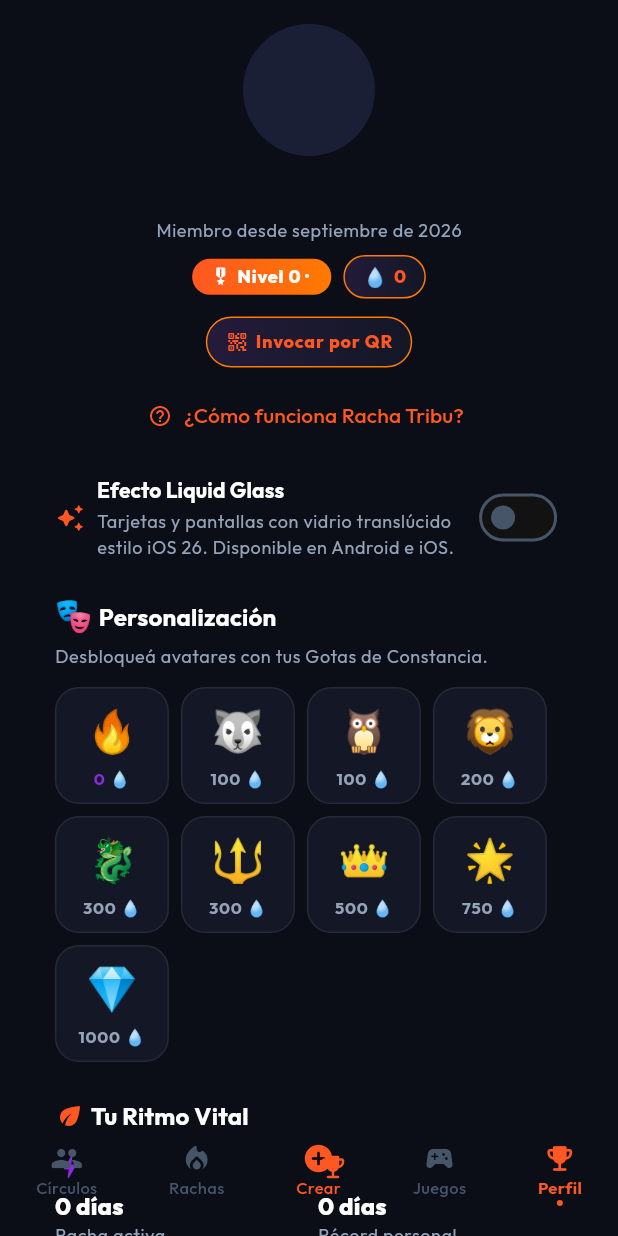
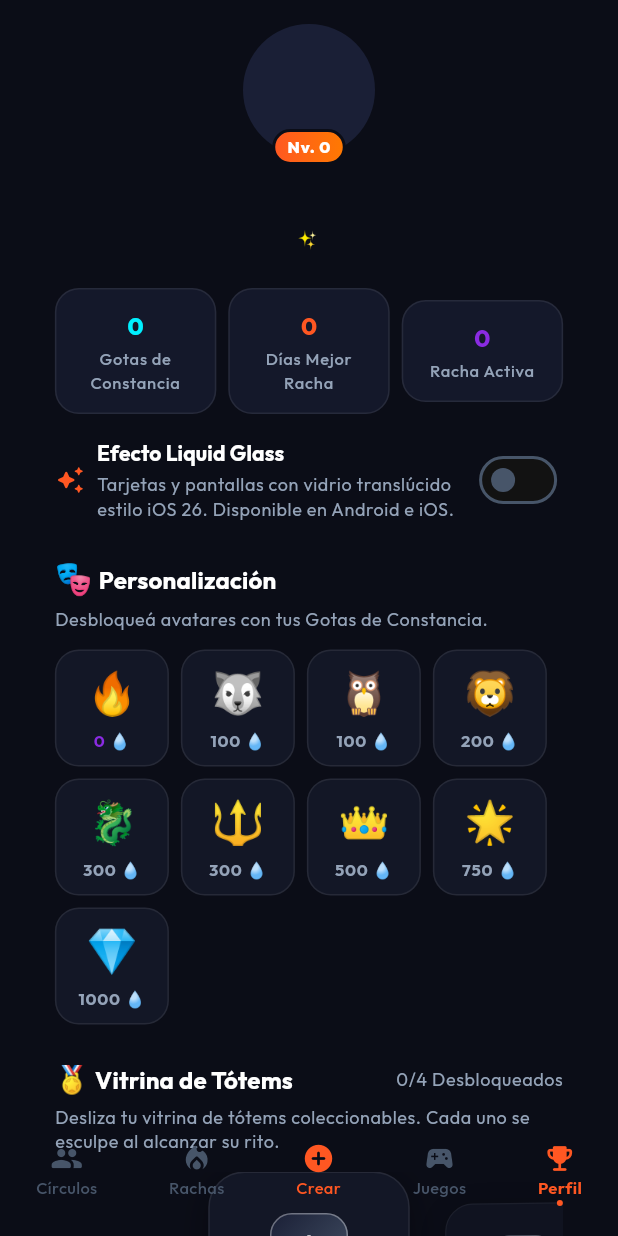
Before and after one commit to GrullonDev/ed_tech, a Flutter app: the ProfilePage screen opened directly with empty values, on a phone screen of 412 x 824 dp. Run offline on Flutter 3.47's test engine with Material 3 defaults, Android fonts, the phone set to English and light mode, and no system bars; our stand-ins replace audioplayers, cloud_firestore, cloud_functions, confetti, firebase_analytics, firebase_auth and 11 more; missing offline and left inert: firebase_performance, liquid_glass_widgets, mobile_scanner; accounts and stored records are empty.

Commit message:
feat(design): reconstruir Perfil según la mockup de Stitch
Última pantalla del rediseño de Stitch (Inicio, Rachas y Juegos ya
hechas). Perfil ya tenía casi todo lo que pide la mockup implementado
con otro nombre — esta pantalla fue sobre todo reordenar/renombrar,
no crear widgets nuevos:

- Header: avatar con badge de nivel superpuesto, título de progresión
  (userLevelTitle, real) como badge propio, badge de tribu con el
  nombre del primer círculo real, y 3 stat boxes (Gotas de
  Constancia, Días Mejor Racha, Racha Activa) en vez de las 4 tiles
  reaprtidas en dos filas de antes.
- "Tótems de Maestría" → "Vitrina de Tótems" con contador real
  "X/4 Desbloqueados" (_unlockedTotemsCount replica las mismas 4
  condiciones que ya usaba _TotemShowcaseState, sin duplicar los
  datos de cada tótem).
- "Mapa de Presencia" → "Piel de Tótem", con el % de cumplimiento
  mensual real como badge en el header en vez de una tile aparte.
- "Gestión de Guerrero": los dos botones sueltos del header
  (Invocar por QR, cómo funciona) pasan a ser esta lista con
  chevron, mismo criterio de la mockup — sin agregar "Editar Avatar"
  ni "Ajustes de Notificación" ni "Cerrar sesión" porque no hay
  pantalla/acción real detrás de ninguno de los tres hoy.

_StatTile y _ProfileLevelPill quedaron sin uso tras el reemplazo y se
eliminaron.

```diff
--- a/lib/features/page/profile.dart
+++ b/lib/features/page/profile.dart
@@ -203,90 +203,131 @@ class ProfilePage extends StatelessWidget {
                   Center(
                     child: Column(
                       children: [
-                        CircleAvatar(
-                          radius: 44,
-                          backgroundColor: AppColors.surfaceContainer,
-                          child: Text(
-                            selectedAvatarEmoji,
-                            style: const TextStyle(fontSize: 40),
-                          ),
+                        Stack(
+                          clipBehavior: Clip.none,
+                          children: [
+                            CircleAvatar(
+                              radius: 44,
+                              backgroundColor: AppColors.surfaceContainer,
+                              child: Text(
+                                selectedAvatarEmoji,
+                                style: const TextStyle(fontSize: 40),
+                              ),
+                            ),
+                            Positioned(
+                              bottom: -6,
+                              left: 0,
+                              right: 0,
+                              child: Center(
+                                child: Container(
+                                  padding: const EdgeInsets.symmetric(
+                                    horizontal: AppSpacing.sm,
+                                    vertical: 2,
+                                  ),
+                                  decoration: BoxDecoration(
+                                    gradient: const LinearGradient(
+                                      colors: [
+                                        AppColors.primary,
+                                        AppColors.primaryContainer,
+                                      ],
+                                    ),
+                                    borderRadius: BorderRadius.circular(
+                                      AppRadius.pill,
+                                    ),
+                                    border: Border.all(
+                                      color: AppColors.background,
+                                      width: 2,
+                                    ),
+                                  ),
+                                  child: Text(
+                                    'Nv. $userLevel',
+                                    style: textTheme.labelSmall?.copyWith(
+                                      color: Colors.white,
+                                      fontWeight: FontWeight.w800,
+                                    ),
+                                  ),
+                                ),
+                              ),
+                            ),
+                          ],
                         ),
-                        const SizedBox(height: AppSpacing.md),
+                        const SizedBox(height: AppSpacing.lg),
                         Text(
                           username,
                           style: textTheme.titleLarge?.copyWith(
                             fontWeight: FontWeight.w800,
                           ),
                         ),
-                        const SizedBox(height: 2),
+                        const SizedBox(height: 4),
                         Text(
-                          _memberSinceLabel(memberSince),
-                          style: textTheme.bodySmall?.copyWith(
-                            color: AppColors.onSurfaceVariant,
+                          '✨ ${userLevelTitle.toUpperCase()}',
+                          style: textTheme.labelMedium?.copyWith(
+                            color: AppColors.secondary,
+                            fontWeight: FontWeight.w800,
+                            letterSpacing: 0.04,
                           ),
                         ),
                         const SizedBox(height: AppSpacing.sm),
-                        Row(
-                          mainAxisSize: MainAxisSize.min,
-                          children: [
-                            _ProfileLevelPill(
-                              level: userLevel,
-                              title: userLevelTitle,
-                            ),
-                            const SizedBox(width: AppSpacing.sm),
-                            ConstancyDropsPill(drops: constancyDrops),
-                          ],
-                        ),
-                        const SizedBox(height: AppSpacing.md),
-                        GamePressable(
-                          onTap: onOpenQrSummon,
-                          child: Container(
+                        if (circles.isNotEmpty)
+                          Container(
                             padding: const EdgeInsets.symmetric(
                               horizontal: AppSpacing.md,
-                              vertical: AppSpacing.sm,
+                              vertical: AppSpacing.xs,
                             ),
                             decoration: BoxDecoration(
-                              gradient: const LinearGradient(
-                                colors: [
-                                  AppColors.lavenderContainer,
-                                  AppColors.surface,
-                                ],
-                              ),
+                              color: AppColors.surfaceContainer,
                               borderRadius: BorderRadius.circular(
                                 AppRadius.pill,
                               ),
                               border: Border.all(
-                                color: AppColors.primaryContainer,
+                                color: AppColors.outlineWhisper,
                               ),
                             ),
                             child: Row(
                               mainAxisSize: MainAxisSize.min,
                               children: [
                                 const Icon(
-                                  Icons.qr_code_2_rounded,
-                                  size: 16,
-                                  color: AppColors.primary,
+                                  Icons.shield_rounded,
+                                  size: 14,
+                                  color: AppColors.tertiary,
                                 ),
                                 const SizedBox(width: AppSpacing.xs),
                                 Text(
-                                  'Invocar por QR',
+                                  'Tribu ${circles.first.name} ✓',
                                   style: textTheme.labelMedium?.copyWith(
-                                    color: AppColors.primary,
-                                    fontWeight: FontWeight.w800,
+                                    fontWeight: FontWeight.w700,
                                   ),
                                 ),
                               ],
                             ),
                           ),
-                        ),
-                        const SizedBox(height: AppSpacing.sm),
-                        TextButton.icon(
-                          onPressed: onOpenGameTour,
-                          icon: const Icon(
-                            Icons.help_outline_rounded,
-                            size: 16,
-                          ),
-                          label: const Text('¿Cómo funciona Racha Tribu?'),
+                        const SizedBox(height: AppSpacing.lg),
+                        Row(
+                          children: [
+                            Expanded(
+                              child: _StatBox(
+                                value: '$constancyDrops',
+                                label: 'Gotas de Constancia',
+                                color: AppColors.tertiary,
+                              ),
+                            ),
+                            const SizedBox(width: AppSpacing.sm),
+                            Expanded(
+                              child: _StatBox(
+                                value: '$recordStreakDays',
+                                label: 'Días Mejor Racha',
+                                color: AppColors.primary,
+                              ),
+                            ),
+                            const SizedBox(width: AppSpacing.sm),
+                            Expanded(
+                              child: _StatBox(
+                                value: '$overallStreakDays',
+                                label: 'Racha Activa',
+                                color: AppColors.secondary,
+                              ),
+                            ),
+                          ],
                         ),
                       ],
                     ),
@@ -346,115 +387,24 @@ class ProfilePage extends StatelessWidget {
                   const SizedBox(height: AppSpacing.xl2),
                   Row(
                     children: [
-                      const Icon(
-                        Icons.eco_rounded,
-                        color: AppColors.primary,
-                        size: 20,
-                      ),
-                      const SizedBox(width: AppSpacing.xs),
-                      Text(
-                        'Tu Ritmo Vital',
-                        style: textTheme.titleMedium?.copyWith(
-                          fontWeight: FontWeight.w700,
-                        ),
-                      ),
-                    ],
-                  ),
-                  const SizedBox(height: AppSpacing.md),
-                  Row(
-                    children: [
-                      Expanded(
-                        child: _StatTile(
-                          icon: Icons.bolt_rounded,
-                          color: AppColors.secondary,
-                          value: '$overallStreakDays días',
-                          label: 'Racha activa',
-                        ),
-                      ),
-                      const SizedBox(width: AppSpacing.md),
-                      Expanded(
-                        child: _StatTile(
-                          icon: Icons.emoji_events_rounded,
-                          color: AppColors.primary,
-                          value: '$recordStreakDays días',
-                          label: 'Récord personal',
-                        ),
-                      ),
-                    ],
-                  ),
-                  const SizedBox(height: AppSpacing.md),
-                  Row(
-                    children: [
-                      Expanded(
-                        child: _StatTile(
-                          icon: Icons.donut_large_rounded,
-                          color: AppColors.primary,
-                          value: '${(monthlyComplianceRate * 100).round()}%',
-                          label: 'Cumplimiento (mes de ${_currentMonthName()})',
-                        ),
-                      ),
-                      const SizedBox(width: AppSpacing.md),
-                      Expanded(
-                        child: _StatTile(
-                          icon: Icons.group_rounded,
-                          color: AppColors.secondary,
-                          value: '${circles.length}',
-                          label: 'Círculos activos',
-                        ),
-                      ),
-                    ],
-                  ),
-                  const SizedBox(height: AppSpacing.xl2),
-                  Row(
-                    children: [
-                      const Icon(
-                        Icons.calendar_month_rounded,
-                        color: AppColors.primary,
-                        size: 20,
-                      ),
+                      const Text('🏅', style: TextStyle(fontSize: 18)),
                       const SizedBox(width: AppSpacing.xs),
                       Expanded(
                         child: Text(
-                          'Mapa de Presencia',
+                          'Vitrina de Tótems',
                           style: textTheme.titleMedium?.copyWith(
                             fontWeight: FontWeight.w700,
                           ),
                         ),
                       ),
                       Text(
-                        'Últimas 10 semanas',
+                        '${_unlockedTotemsCount(
+                          overallStreakDays: overallStreakDays,
+                          recordStreakDays: recordStreakDays,
+                          hasPerfectCircle: perfectCount > 0,
+                        )}/$_totalTotemsCount Desbloqueados',
                         style: textTheme.bodySmall?.copyWith(
                           color: AppColors.onSurfaceVariant,
-                        ),
-                      ),
-                    ],
-                  ),
-                  const SizedBox(height: AppSpacing.xs),
-                  Text(
-                    'Cada día cuenta para tu constancia, sin culpas ni presiones '
-                    'innecesarias.',
-                    style: textTheme.bodySmall?.copyWith(
-                      color: AppColors.onSurfaceVariant,
-                      height: 1.4,
-                    ),
-                  ),
-                  const SizedBox(height: AppSpacing.md),
-                  _PresenceMap(circles: circles),
-                  const SizedBox(height: AppSpacing.xl2),
-                  Row(
-                    children: [
-                      const Icon(
-                        Icons.military_tech_rounded,
-                        color: AppColors.secondary,
-                        size: 20,
-                      ),
-                      const SizedBox(width: AppSpacing.xs),
-                      Expanded(
-                        child: Text(
-                          'Tótems de Maestría',
-                          style: textTheme.titleMedium?.copyWith(
-                            fontWeight: FontWeight.w700,
-                          ),
                         ),
                       ),
                     ],
@@ -472,6 +422,77 @@ class ProfilePage extends StatelessWidget {
                     overallStreakDays: overallStreakDays,
                     recordStreakDays: recordStreakDays,
                     hasPerfectCircle: perfectCount > 0,
+                  ),
+                  const SizedBox(height: AppSpacing.xl2),
+                  Row(
+                    children: [
+                      const Text('🔲', style: TextStyle(fontSize: 18)),
+                      const SizedBox(width: AppSpacing.xs),
+                      Expanded(
+                        child: Text(
+                          'Piel de Tótem',
+                          style: textTheme.titleMedium?.copyWith(
+                            fontWeight: FontWeight.w700,
+                          ),
+                        ),
+                      ),
+                      Container(
+                        padding: const EdgeInsets.symmetric(
+                          horizontal: AppSpacing.sm,
+                          vertical: 2,
+                        ),
+                        decoration: BoxDecoration(
+                          color: AppColors.tertiary.withValues(alpha: 0.15),
+                          borderRadius: BorderRadius.circular(AppRadius.pill),
+                        ),
+                        child: Text(
+                          '${(monthlyComplianceRate * 100).round()}% de '
+                          'Constancia este Mes',
+                          style: textTheme.labelSmall?.copyWith(
+                            color: AppColors.tertiary,
+                            fontWeight: FontWeight.w800,
+                          ),
+                        ),
+                      ),
+                    ],
+                  ),
+                  const SizedBox(height: AppSpacing.xs),
+                  Text(
+                    'Registro biométrico de compromiso. Cada escama refleja '
+                    'tus check-ins reales de las últimas 10 semanas.',
+                    style: textTheme.bodySmall?.copyWith(
+                      color: AppColors.onSurfaceVariant,
+                      height: 1.4,
+                    ),
+                  ),
+                  const SizedBox(height: AppSpacing.md),
+                  _PresenceMap(circles: circles),
+                  const SizedBox(height: AppSpacing.xl2),
+                  Row(
+                    children: [
+                      const Text('⚔️', style: TextStyle(fontSize: 18)),
+                      const SizedBox(width: AppSpacing.xs),
+                      Text(
+                        'Gestión de Guerrero',
+                        style: textTheme.titleMedium?.copyWith(
+                          fontWeight: FontWeight.w700,
+                        ),
+                      ),
+                    ],
+                  ),
+                  const SizedBox(height: AppSpacing.md),
+                  _WarriorManagementRow(
+                    icon: Icons.qr_code_2_rounded,
+                    title: 'Invitar Amigos',
+                    subtitle: 'Comparte tu código QR con la tribu',
+                    onTap: onOpenQrSummon,
+                  ),
+                  const SizedBox(height: AppSpacing.sm),
+                  _WarriorManagementRow(
+                    icon: Icons.help_outline_rounded,
+                    title: '¿Cómo funciona Racha Tribu?',
+                    subtitle: 'Repasa el tour de bienvenida',
+                    onTap: onOpenGameTour,
                   ),
                   const SizedBox(height: AppSpacing.xl2),
                   Row(
@@ -951,52 +972,6 @@ class _EmailPasswordLinkSheetState extends State<_EmailPasswordLinkSheet> {
     }
     setState(() => _submitting = false);
     ScaffoldMessenger.of(context).showSnackBar(SnackBar(content: Text(error)));
-  }
-}
-
-/// Insignia de "nivel" derivada de la racha general, igual criterio que en
-/// el dashboard (cada 7 días de racha suma un nivel), para reforzar la
-/// sensación de progresión tipo juego también en el perfil.
-class _ProfileLevelPill extends StatelessWidget {
-  const _ProfileLevelPill({required this.level, required this.title});
-
-  final int level;
-
-  /// Título de progresión (ver `HomeLogic.userLevelTitle`) — "Nivel 3" solo
-  /// era un número; agregar el título le da identidad a cada tramo de
-  /// progresión sin cambiar cómo se calcula el nivel.
-  final String title;
-
-  @override
-  Widget build(BuildContext context) {
-    return Container(
-      padding: const EdgeInsets.symmetric(
-        horizontal: AppSpacing.md,
-        vertical: AppSpacing.xs,
-      ),
-      decoration: BoxDecoration(
-        gradient: const LinearGradient(
-          colors: [AppColors.primary, AppColors.primaryContainer],
-        ),
-        borderRadius: BorderRadius.circular(AppRadius.pill),
-      ),
-      child: Row(
-        mainAxisSize: MainAxisSize.min,
-        children: [
-          const Icon(
-            Icons.military_tech_rounded,
-            size: 14,
-            color: Colors.white,
-          ),
-          const SizedBox(width: 4),
-          Text(
-            'Nivel $level · $title',
-            style: Theme.of(context).textTheme.labelMedium
-                ?.copyWith(color: Colors.white, fontWeight: FontWeight.w800),
-          ),
-        ],
-      ),
-    );
   }
 }
 
@@ -1171,40 +1146,117 @@ class _AllyRequestsSheet extends StatelessWidget {
   }
 }
 
-class _StatTile extends StatelessWidget {
-  const _StatTile({
-    required this.icon,
-    required this.color,
+/// Caja de estadística compacta del encabezado de Perfil (Gotas, Mejor
+/// Racha, Racha Activa) — mismo criterio de "un dato real por caja" que el
+/// resto del rediseño.
+class _StatBox extends StatelessWidget {
+  const _StatBox({
     required this.value,
     required this.label,
+    required this.color,
   });
 
-  final IconData icon;
-  final Color color;
   final String value;
   final String label;
+  final Color color;
 
   @override
   Widget build(BuildContext context) {
     final textTheme = Theme.of(context).textTheme;
-    return AdaptiveGlassCard(
-      padding: const EdgeInsets.all(AppSpacing.md),
+    return Container(
+      padding: const EdgeInsets.symmetric(
+        horizontal: AppSpacing.sm,
+        vertical: AppSpacing.md,
+      ),
+      decoration: BoxDecoration(
+        color: AppColors.surfaceContainer.withValues(alpha: 0.6),
+        borderRadius: BorderRadius.circular(AppRadius.lg),
+        border: Border.all(color: AppColors.outlineWhisper),
+      ),
       child: Column(
-        crossAxisAlignment: CrossAxisAlignment.start,
         children: [
-          Icon(icon, color: color, size: 20),
-          const SizedBox(height: AppSpacing.xs),
           Text(
             value,
-            style: textTheme.titleMedium?.copyWith(fontWeight: FontWeight.w800),
+            style: textTheme.titleMedium?.copyWith(
+              color: color,
+              fontWeight: FontWeight.w800,
+            ),
           ),
+          const SizedBox(height: 2),
           Text(
             label,
-            style: textTheme.bodySmall?.copyWith(
+            textAlign: TextAlign.center,
+            style: textTheme.labelSmall?.copyWith(
               color: AppColors.onSurfaceVariant,
             ),
           ),
         ],
+      ),
+    );
+  }
+}
+
+/// Fila de "Gestión de Guerrero" — acciones reales ya existentes (invocar
+/// por QR, tour de bienvenida), solo restyleadas como lista con chevron en
+/// vez de botones sueltos.
+class _WarriorManagementRow extends StatelessWidget {
+  const _WarriorManagementRow({
+    required this.icon,
+    required this.title,
+    required this.subtitle,
+    required this.onTap,
+  });
+
+  final IconData icon;
+  final String title;
+  final String subtitle;
+  final VoidCallback onTap;
+
+  @override
+  Widget build(BuildContext context) {
+    final textTheme = Theme.of(context).textTheme;
+    return GamePressable(
+      onTap: onTap,
+      child: Container(
+        padding: const EdgeInsets.all(AppSpacing.md),
+        decoration: BoxDecoration(
+          color: AppColors.surfaceContainer.withValues(alpha: 0.6),
+          borderRadius: BorderRadius.circular(AppRadius.lg),
+          border: Border.all(color: AppColors.outlineWhisper),
+        ),
+        child: Row(
+          children: [
+            CircleAvatar(
+              radius: 18,
+              backgroundColor: AppColors.secondary.withValues(alpha: 0.15),
+              child: Icon(icon, size: 18, color: AppColors.secondary),
+            ),
+            const SizedBox(width: AppSpacing.md),
+            Expanded(
+              child: Column(
+                crossAxisAlignment: CrossAxisAlignment.start,
+                children: [
+                  Text(
+                    title,
+                    style: textTheme.bodyMedium?.copyWith(
+                      fontWeight: FontWeight.w700,
+                    ),
+                  ),
+                  Text(
+                    subtitle,
+                    style: textTheme.bodySmall?.copyWith(
+                      color: AppColors.onSurfaceVariant,
+                    ),
+                  ),
+                ],
+              ),
+            ),
+            const Icon(
+              Icons.chevron_right_rounded,
+              color: AppColors.onSurfaceVariant,
+            ),
+          ],
+        ),
       ),
     );
   }
@@ -1341,6 +1393,28 @@ class _PresenceCell extends StatelessWidget {
   }
 }
 
+/// Cantidad total de tótems de [_TotemShowcase] — usado por el contador
+/// "X/4 Desbloqueados" del encabezado de la sección, sin duplicar los datos
+/// de cada tótem (eso vive en `_TotemShowcaseState.build`).
+const _totalTotemsCount = 4;
+
+/// Replica exactamente las 4 condiciones `unlocked` de
+/// `_TotemShowcaseState.build` (7 días, 21 días, círculo perfecto, 30 días)
+/// para poder mostrar "X/4 Desbloqueados" en el encabezado sin repetir la
+/// lista completa de tótems ahí.
+int _unlockedTotemsCount({
+  required int overallStreakDays,
+  required int recordStreakDays,
+  required bool hasPerfectCircle,
+}) {
+  var count = 0;
+  if (overallStreakDays >= 7) count++;
+  if (recordStreakDays >= 21) count++;
+  if (hasPerfectCircle) count++;
+  if (recordStreakDays >= 30) count++;
+  return count;
+}
+
 /// Logros calculados a partir de la racha activa, el récord histórico y si
 /// algún círculo llegó al 100% hoy — todo derivable de los datos reales del
 /// usuario, sin contadores sociales inventados. Se muestran como una vitrina
```
